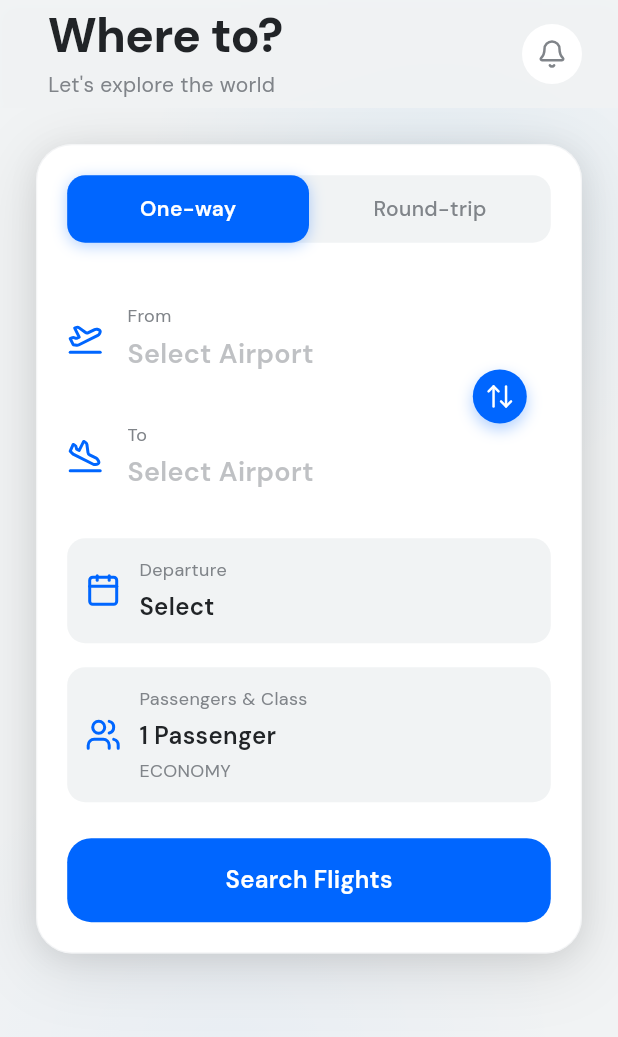
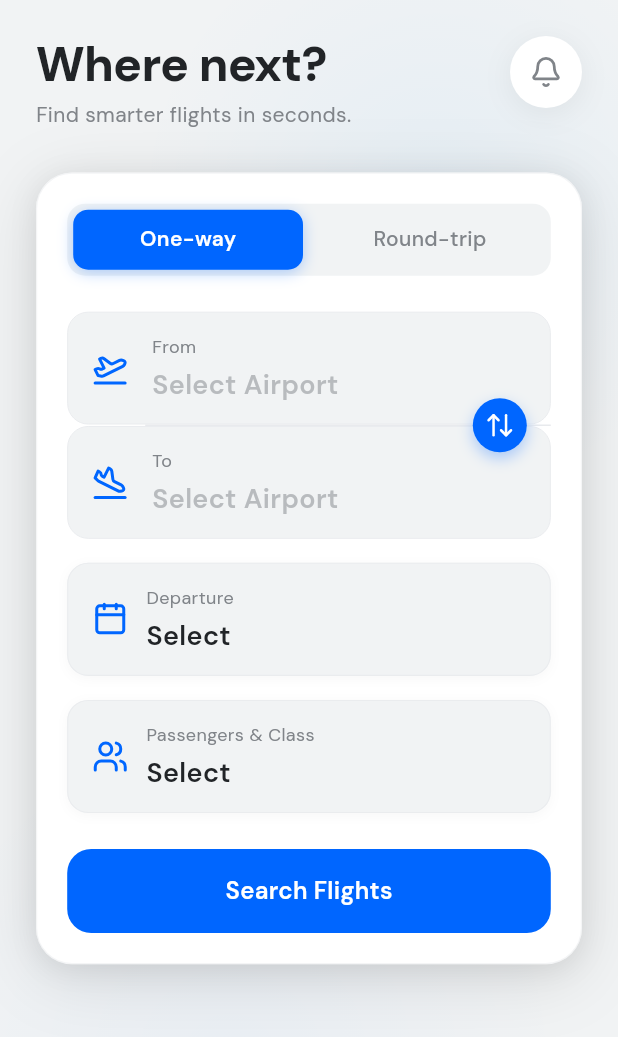
Before and after one commit to OMARORABY5/Flightly, a Flutter app: the HomeSearchScreen screen opened directly, on a phone screen of 412 x 824 dp. Shown: the top 1037 px of the screen. Run offline on Flutter 3.47's test engine with Material 3 defaults, Android fonts, the phone set to English and light mode, and no system bars; our stand-ins replace awesome_dialog, cached_network_image, confetti, connectivity_plus, country_picker, dio and 21 more; accounts and stored records are empty; generated files the repository leaves out were written again; network calls fail; project files that could hold a hidden picture were left out.

Commit message:
PERFECT_HOME_PAGE

```diff
--- a/mobile/lib/features/search/domain/models/search_query.dart
+++ b/mobile/lib/features/search/domain/models/search_query.dart
@@ -20,7 +20,7 @@ class SearchQuery {
     this.destination,
     this.departureDate,
     this.returnDate,
-    this.adults = 1,
+    this.adults = 0,
     this.children = 0,
     this.infants = 0,
     this.cabinClass = CabinClass.economy,
--- a/mobile/lib/features/search/presentation/screens/home_search_screen.dart
+++ b/mobile/lib/features/search/presentation/screens/home_search_screen.dart
@@ -16,48 +16,83 @@ import 'package:flightly/features/search/presentation/screens/search_results_scr
 import 'package:flightly/features/notifications/domain/providers/notification_provider.dart';
 import 'package:go_router/go_router.dart';
 
-class HomeSearchScreen extends ConsumerWidget {
+class HomeSearchScreen extends ConsumerStatefulWidget {
   const HomeSearchScreen({super.key});
 
   @override
-  Widget build(BuildContext context, WidgetRef ref) {
+  ConsumerState<HomeSearchScreen> createState() => _HomeSearchScreenState();
+}
+
+class _HomeSearchScreenState extends ConsumerState<HomeSearchScreen> {
+
+  @override
+  Widget build(BuildContext context) {
     final query = ref.watch(searchFormProvider);
+    final isRoundTrip = query.tripType == TripType.roundTrip;
 
     return Scaffold(
-      extendBodyBehindAppBar: true,
       backgroundColor: AppColors.background,
-      appBar: PremiumAppBar(
-        height: 72,
-        leading: const SizedBox.shrink(), // No back button on home
-        title: Column(
+      body: AmbientBackground(
+        child: CustomScrollView(
+          slivers: [
+            SliverPadding(
+              padding: EdgeInsets.only(
+                top: MediaQuery.of(context).padding.top + 24, // Compact top padding directly below status bar
+                left: 24,
+                right: 24,
+                bottom: 24,
+              ),
+              sliver: SliverToBoxAdapter(
+                child: Column(
                   crossAxisAlignment: CrossAxisAlignment.start,
-          mainAxisAlignment: MainAxisAlignment.center,
                   children: [
-            Text('Where to?', style: AppTextStyles.displayLarge),
+                    // Header Section
+                    Row(
+                      crossAxisAlignment: CrossAxisAlignment.start,
+                      mainAxisAlignment: MainAxisAlignment.spaceBetween,
+                      children: [
+                        Expanded(
+                          child: Column(
+                            crossAxisAlignment: CrossAxisAlignment.start,
+                            children: [
+                              Text('Where next?', style: AppTextStyles.displayLarge),
                               const SizedBox(height: 4),
-            Text('Let\'s explore the world', style: AppTextStyles.bodyMedium.copyWith(color: AppColors.textSecondary)),
+                              Text('Find smarter flights in seconds.', style: AppTextStyles.bodyMedium.copyWith(color: AppColors.textSecondary)),
                             ],
                           ),
-        actions: [
-          Row(
-            children: [
+                        ),
                         GestureDetector(
                           onTap: () => context.push('/notifications'),
                           child: Stack(
+                            clipBehavior: Clip.none,
                             children: [
-                    const CircleAvatar(
-                      backgroundColor: AppColors.surface,
-                      child: Icon(LucideIcons.bell, color: AppColors.textSecondary, size: 20),
+                              Container(
+                                width: 48,
+                                height: 48,
+                                decoration: BoxDecoration(
+                                  shape: BoxShape.circle,
+                                  color: AppColors.surface,
+                                  boxShadow: [
+                                    BoxShadow(
+                                      color: Colors.black.withValues(alpha: 0.06),
+                                      blurRadius: 16,
+                                      offset: const Offset(0, 4),
+                                    ),
+                                  ],
+                                ),
+                                child: const Center(
+                                  child: Icon(LucideIcons.bell, color: AppColors.textSecondary, size: 22),
+                                ),
                               ),
                               Consumer(
                                 builder: (context, ref, child) {
                                   final notificationState = ref.watch(notificationNotifierProvider);
                                   if (notificationState.unreadCount > 0) {
                                     return Positioned(
-                            top: 0,
-                            right: 0,
+                                      top: -2,
+                                      right: -2,
                                       child: Container(
-                              padding: const EdgeInsets.all(4),
+                                        padding: const EdgeInsets.all(5),
                                         decoration: const BoxDecoration(
                                           color: AppColors.error,
                                           shape: BoxShape.circle,
@@ -79,25 +114,9 @@ class HomeSearchScreen extends ConsumerWidget {
                             ],
                           ),
                         ),
-              const SizedBox(width: 8),
                       ],
                     ),
-        ],
-      ),
-      body: AmbientBackground(
-        child: CustomScrollView(
-          slivers: [
-            SliverPadding(
-              padding: EdgeInsets.only(
-                top: MediaQuery.of(context).padding.top + 72 + 24,
-                left: 24,
-                right: 24,
-                bottom: 24,
-              ),
-              sliver: SliverToBoxAdapter(
-                child: Column(
-                  crossAxisAlignment: CrossAxisAlignment.start,
-                  children: [
+                    const SizedBox(height: 28), // 28px gap before search card
                     // Search Card
                       GlassCard(
                         padding: const EdgeInsets.all(20),
@@ -105,33 +124,76 @@ class HomeSearchScreen extends ConsumerWidget {
                           children: [
                             // Trip Type Toggle
                             Container(
+                              height: 48,
                               decoration: BoxDecoration(
                                 color: AppColors.surfaceElevated,
                                 borderRadius: BorderRadius.circular(12),
                               ),
-                              child: Row(
+                              child: Stack(
+                                children: [
+                                  AnimatedAlign(
+                                    duration: const Duration(milliseconds: 200),
+                                    curve: Curves.easeInOutCubic,
+                                    alignment: isRoundTrip ? Alignment.centerRight : Alignment.centerLeft,
+                                    child: FractionallySizedBox(
+                                      widthFactor: 0.5,
+                                      child: Container(
+                                        margin: const EdgeInsets.all(4),
+                                        decoration: BoxDecoration(
+                                          color: AppColors.primary,
+                                          borderRadius: BorderRadius.circular(10),
+                                          boxShadow: [
+                                            BoxShadow(
+                                              color: AppColors.primary.withValues(alpha: 0.3),
+                                              blurRadius: 8,
+                                              offset: const Offset(0, 2),
+                                            ),
+                                          ],
+                                        ),
+                                      ),
+                                    ),
+                                  ),
+                                  Row(
                                     children: [
                                       Expanded(
-                                    child: _buildTripTypeButton(
-                                      title: 'One-way',
-                                      isSelected: query.tripType == TripType.oneWay,
+                                        child: GestureDetector(
                                           onTap: () {
                                             ref.read(searchFormProvider.notifier).updateQuery(
                                               query.copyWith(tripType: TripType.oneWay, returnDate: null),
                                             );
                                           },
+                                          behavior: HitTestBehavior.opaque,
+                                          child: Center(
+                                            child: Text(
+                                              'One-way',
+                                              style: AppTextStyles.bodyMedium.copyWith(
+                                                color: !isRoundTrip ? Colors.white : AppColors.textSecondary,
+                                                fontWeight: !isRoundTrip ? FontWeight.w600 : FontWeight.w500,
+                                              ),
+                                            ),
+                                          ),
                                         ),
                                       ),
                                       Expanded(
-                                    child: _buildTripTypeButton(
-                                      title: 'Round-trip',
-                                      isSelected: query.tripType == TripType.roundTrip,
+                                        child: GestureDetector(
                                           onTap: () {
                                             ref.read(searchFormProvider.notifier).updateQuery(
                                               query.copyWith(tripType: TripType.roundTrip),
                                             );
                                           },
+                                          behavior: HitTestBehavior.opaque,
+                                          child: Center(
+                                            child: Text(
+                                              'Round-trip',
+                                              style: AppTextStyles.bodyMedium.copyWith(
+                                                color: isRoundTrip ? Colors.white : AppColors.textSecondary,
+                                                fontWeight: isRoundTrip ? FontWeight.w600 : FontWeight.w500,
                                               ),
+                                            ),
+                                          ),
+                                        ),
+                                      ),
+                                    ],
                                   ),
                                 ],
                               ),
@@ -154,8 +216,8 @@ class HomeSearchScreen extends ConsumerWidget {
                                       isOrigin: true,
                                     ),
                                     const Padding(
-                                      padding: EdgeInsets.only(left: 40),
-                                      child: Divider(color: AppColors.surface, height: 1),
+                                      padding: EdgeInsets.only(left: 52),
+                                      child: Divider(color: AppColors.surfaceBorder, height: 1),
                                     ),
                                     _buildAirportField(
                                       context: context,
@@ -203,10 +265,18 @@ class HomeSearchScreen extends ConsumerWidget {
                               value: query.departureDate != null ? DateFormat('E, d MMM').format(query.departureDate!) : 'Select',
                               onTap: () => DateSelectionScreen.show(context),
                             ),
+
+                            // Return Date (Animated)
+                            AnimatedSize(
+                              duration: const Duration(milliseconds: 280),
+                              curve: Curves.easeInOutCubic,
+                              child: AnimatedOpacity(
+                                duration: const Duration(milliseconds: 220),
+                                opacity: isRoundTrip ? 1.0 : 0.0,
+                                child: isRoundTrip
+                                    ? Column(
+                                        children: [
                                           const SizedBox(height: 16),
-
-                            // Return Date (only for round-trip)
-                            if (query.tripType == TripType.roundTrip) ...[
                                           _buildInfoField(
                                             context: context,
                                             icon: LucideIcons.calendarCheck,
@@ -214,16 +284,24 @@ class HomeSearchScreen extends ConsumerWidget {
                                             value: query.returnDate != null ? DateFormat('E, d MMM').format(query.returnDate!) : 'Select',
                                             onTap: () => DateSelectionScreen.show(context),
                                           ),
+                                        ],
+                                      )
+                                    : const SizedBox.shrink(),
+                              ),
+                            ),
+
                             const SizedBox(height: 16),
-                            ],
-
                             // Passengers & Class
                             _buildInfoField(
                               context: context,
                               icon: LucideIcons.users,
                               label: 'Passengers & Class',
-                              value: '${query.totalPassengers} Passenger${query.totalPassengers > 1 ? 's' : ''}',
-                              subValue: query.cabinClass.name.replaceAll('Economy', ' Economy').toUpperCase(),
+                              value: query.totalPassengers > 0
+                                  ? '${query.totalPassengers} Passenger${query.totalPassengers > 1 ? 's' : ''}'
+                                  : 'Select',
+                              subValue: query.totalPassengers > 0
+                                  ? query.cabinClass.name.replaceAll('Economy', ' Economy').toUpperCase()
+                                  : null,
                               onTap: () => PassengerClassPopup.show(context),
                             ),
                             const SizedBox(height: 24),
@@ -264,35 +342,6 @@ class HomeSearchScreen extends ConsumerWidget {
     );
   }
 
-  Widget _buildTripTypeButton({required String title, required bool isSelected, required VoidCallback onTap}) {
-    return GestureDetector(
-      onTap: onTap,
-      behavior: HitTestBehavior.opaque,
-      child: Container(
-        padding: const EdgeInsets.symmetric(vertical: 12),
-        decoration: BoxDecoration(
-          color: isSelected ? AppColors.primary : Colors.transparent,
-          borderRadius: BorderRadius.circular(12),
-          boxShadow: isSelected ? [
-            BoxShadow(
-              color: AppColors.primary.withValues(alpha: 0.3),
-              blurRadius: 8,
-              offset: const Offset(0, 2),
-            )
-          ] : null,
-        ),
-        alignment: Alignment.center,
-        child: Text(
-          title,
-          style: AppTextStyles.bodyMedium.copyWith(
-            color: isSelected ? Colors.white : AppColors.textSecondary,
-            fontWeight: isSelected ? FontWeight.w600 : FontWeight.w500,
-          ),
-        ),
-      ),
-    );
-  }
-
   Widget _buildAirportField({
     required BuildContext context,
     required WidgetRef ref,
@@ -312,8 +361,14 @@ class HomeSearchScreen extends ConsumerWidget {
           );
         }
       },
-      child: Padding(
-        padding: const EdgeInsets.symmetric(vertical: 16),
+      borderRadius: BorderRadius.circular(14),
+      child: Container(
+        decoration: BoxDecoration(
+          color: AppColors.surfaceElevated,
+          borderRadius: BorderRadius.circular(14),
+          border: Border.all(color: AppColors.surfaceBorder, width: 0.6),
+        ),
+        padding: const EdgeInsets.symmetric(vertical: 14, horizontal: 16),
         child: Row(
           children: [
             Icon(icon, color: AppColors.primary, size: 24),
@@ -329,7 +384,7 @@ class HomeSearchScreen extends ConsumerWidget {
                       crossAxisAlignment: CrossAxisAlignment.baseline,
                       textBaseline: TextBaseline.alphabetic,
                       children: [
-                        Text(value, style: AppTextStyles.headingMedium),
+                        Text(value, style: AppTextStyles.displayMedium),
                         const SizedBox(width: 8),
                         Expanded(
                           child: Text(subValue ?? '',
@@ -360,12 +415,20 @@ class HomeSearchScreen extends ConsumerWidget {
   }) {
     return InkWell(
       onTap: onTap,
-      borderRadius: BorderRadius.circular(12),
+      borderRadius: BorderRadius.circular(14),
       child: Container(
-        padding: const EdgeInsets.all(12),
+        padding: const EdgeInsets.symmetric(vertical: 14, horizontal: 16),
         decoration: BoxDecoration(
           color: AppColors.surfaceElevated,
-          borderRadius: BorderRadius.circular(12),
+          borderRadius: BorderRadius.circular(14),
+          border: Border.all(color: AppColors.surfaceBorder.withValues(alpha: 0.8), width: 0.7),
+          boxShadow: [
+            BoxShadow(
+              color: Colors.black.withValues(alpha: 0.03),
+              blurRadius: 6,
+              offset: const Offset(0, 2),
+            ),
+          ],
         ),
         child: Row(
           children: [
@@ -377,7 +440,7 @@ class HomeSearchScreen extends ConsumerWidget {
                 children: [
                   Text(label, style: AppTextStyles.bodySmall.copyWith(color: AppColors.textSecondary)),
                   const SizedBox(height: 4),
-                  Text(value, style: AppTextStyles.bodyLarge.copyWith(fontWeight: FontWeight.w600)),
+                  Text(value, style: AppTextStyles.headingMedium),
                   if (subValue != null) ...[
                     const SizedBox(height: 2),
                     Text(subValue, style: AppTextStyles.bodySmall.copyWith(color: AppColors.textSecondary)),
--- a/mobile/lib/features/search/presentation/widgets/passenger_class_popup.dart
+++ b/mobile/lib/features/search/presentation/widgets/passenger_class_popup.dart
@@ -94,7 +94,7 @@ class _PassengerClassPopupState extends ConsumerState<PassengerClassPopup> {
             title: 'Adults',
             subtitle: '12+ years',
             value: adults,
-            onDecrease: adults > 1 ? () {
+            onDecrease: adults > 0 ? () {
               setState(() {
                 adults--;
                 if (infants > adults) infants = adults;
```
Lines whose indentation alone changed are shown as unchanged.
